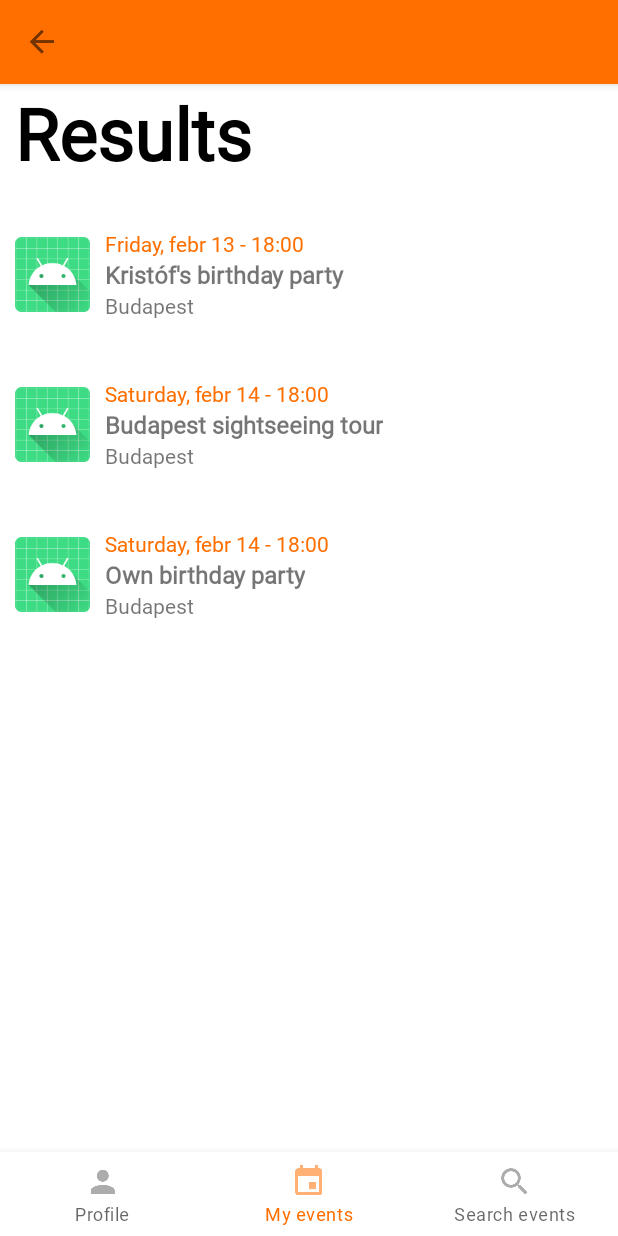
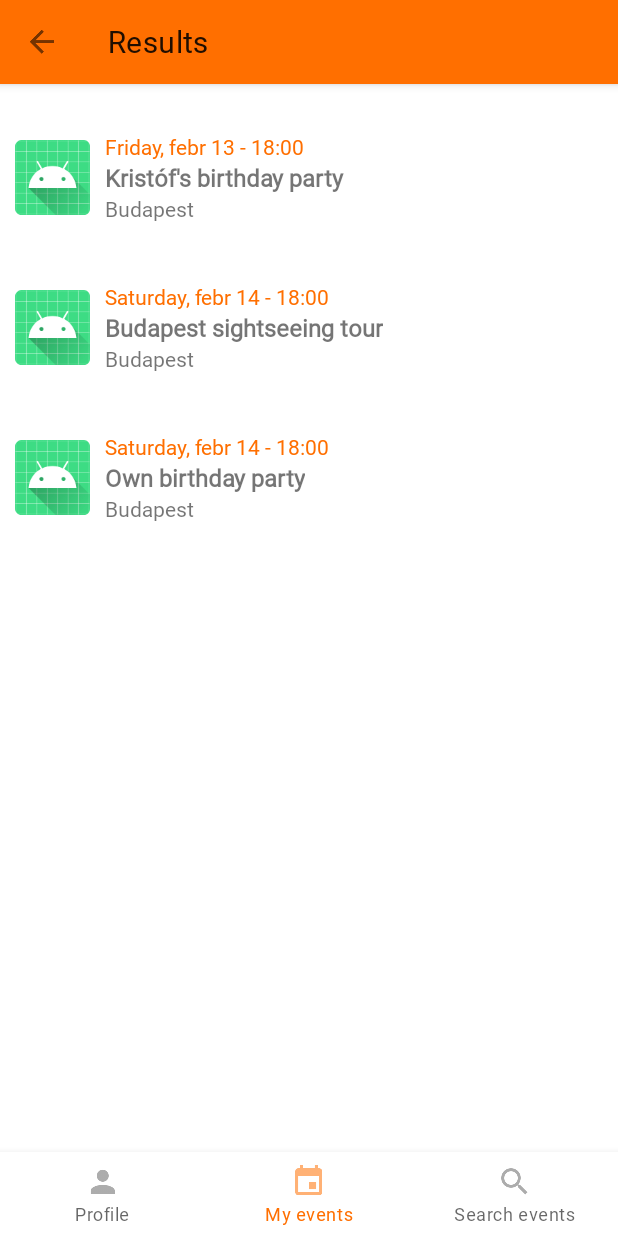
Before and after one commit to Balintus00/together, an Android app: the fragment EventSearchResultFragment placed in its activity, on a phone screen of 412 x 824 dp. Run offline under Robolectric (Android 15) with nearby library versions, the phone set to English and light mode, and no system bars; our stand-ins replace navigation-ui.

Commit message:
Search results toolbar fix

```diff
--- a/app/src/main/java/hu/bme/aut/android/together/features/searchevent/fragment/EventSearchResultFragment.kt
+++ b/app/src/main/java/hu/bme/aut/android/together/features/searchevent/fragment/EventSearchResultFragment.kt
@@ -8,7 +8,6 @@ import android.view.ViewGroup
 import androidx.navigation.findNavController
 import androidx.recyclerview.widget.LinearLayoutManager
 import hu.bme.aut.android.together.databinding.FragmentEventSearchResultBinding
-import hu.bme.aut.android.together.features.currentevents.fragment.CurrentEventListFragment
 import hu.bme.aut.android.together.features.shared.eventlist.adapter.EventListAdapter
 
 /**
@@ -38,7 +37,20 @@ class EventSearchResultFragment : Fragment() {
 
     override fun onViewCreated(view: View, savedInstanceState: Bundle?) {
         super.onViewCreated(view, savedInstanceState)
+        setUpToolbar()
         setUpRecyclerView()
+    }
+
+    /**
+     * This function sets the fragment's toolbar (of which id is tbSearchResults) navigation click
+     * behaviour. Simply when the toolbar's navigation icon is clicked, the BackStack is popped.
+     */
+    private fun setUpToolbar() {
+        with(binding.tbSearchResults) {
+            setNavigationOnClickListener {
+                findNavController().popBackStack()
+            }
+        }
     }
 
     /**
--- a/app/src/main/res/layout/fragment_event_search_result.xml
+++ b/app/src/main/res/layout/fragment_event_search_result.xml
@@ -17,24 +17,15 @@
         app:layout_constraintStart_toStartOf="parent"
         app:layout_constraintTop_toTopOf="parent"
         app:navigationIcon="@drawable/ic_action_arrow_back"
-        app:popupTheme="@style/ThemeOverlay.AppCompat.Light" />
-
-    <TextView
-        android:id="@+id/textView2"
-        style="@style/Title"
-        android:layout_width="match_parent"
-        android:layout_height="wrap_content"
-        android:text="@string/title_results_event_search"
-        app:layout_constraintEnd_toEndOf="parent"
-        app:layout_constraintStart_toStartOf="parent"
-        app:layout_constraintTop_toBottomOf="@id/tbSearchResults" />
+        app:popupTheme="@style/ThemeOverlay.AppCompat.Light"
+        app:title="@string/title_results_event_search" />
 
     <androidx.recyclerview.widget.RecyclerView
         android:id="@+id/rvEventResults"
-        android:layout_marginTop="12dp"
         android:layout_width="match_parent"
         android:layout_height="0dp"
+        android:layout_marginTop="12dp"
         app:layout_constraintBottom_toBottomOf="parent"
-        app:layout_constraintTop_toBottomOf="@+id/textView2" />
+        app:layout_constraintTop_toBottomOf="@+id/tbSearchResults" />
 
 </androidx.constraintlayout.widget.ConstraintLayout>
```
